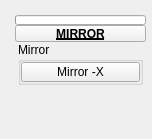
Before: the Qt Designer form tentacle/ui/uiLevel_3/mirror.ui in m3trik/tentacle, drawn with Qt 5.
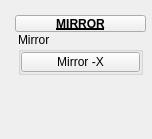
After: the same form once the commit is applied. Custom widgets are drawn as their Qt base class.

```diff
--- a/tentacle/ui/uiLevel_3/mirror.ui
+++ b/tentacle/ui/uiLevel_3/mirror.ui
@@ -56,7 +56,7 @@
      <property name="spacing">
       <number>0</number>
      </property>
-     <item row="2" column="1" colspan="2">
+     <item row="1" column="1" colspan="2">
       <layout class="QHBoxLayout" name="horizontalLayout">
        <item>
         <layout class="QVBoxLayout" name="verticalLayout">
@@ -144,7 +144,7 @@
        </item>
       </layout>
      </item>
-     <item row="1" column="1" colspan="2">
+     <item row="0" column="1" colspan="2">
       <widget class="PushButtonDraggable" name="draggable_header">
        <property name="minimumSize">
         <size>
@@ -174,34 +174,6 @@
        </property>
       </widget>
      </item>
-     <item row="0" column="1" colspan="2">
-      <widget class="ProgressBar" name="progressBar">
-       <property name="sizePolicy">
-        <sizepolicy hsizetype="Ignored" vsizetype="Fixed">
-         <horstretch>0</horstretch>
-         <verstretch>0</verstretch>
-        </sizepolicy>
-       </property>
-       <property name="minimumSize">
-        <size>
-         <width>0</width>
-         <height>10</height>
-        </size>
-       </property>
-       <property name="maximumSize">
-        <size>
-         <width>16777215</width>
-         <height>10</height>
-        </size>
-       </property>
-       <property name="value">
-        <number>0</number>
-       </property>
-       <property name="textVisible">
-        <bool>false</bool>
-       </property>
-      </widget>
-     </item>
     </layout>
    </widget>
   </widget>
@@ -212,11 +184,6 @@
    <extends>QPushButton</extends>
    <header>widgets.pushbuttondraggable.h</header>
   </customwidget>
-  <customwidget>
-   <class>ProgressBar</class>
-   <extends>QProgressBar</extends>
-   <header>widgets.progressbar.h</header>
-  </customwidget>
   <customwidget>
    <class>PushButton</class>
    <extends>QPushButton</extends>
```
